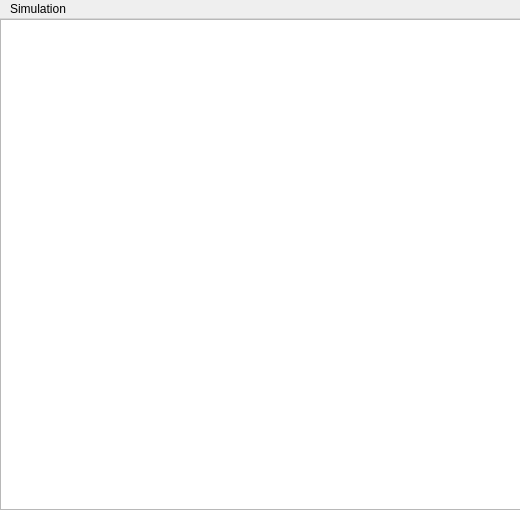
The window that metro.ui (mirelon/vlaciky) describes before a commit, drawn with Qt 5.
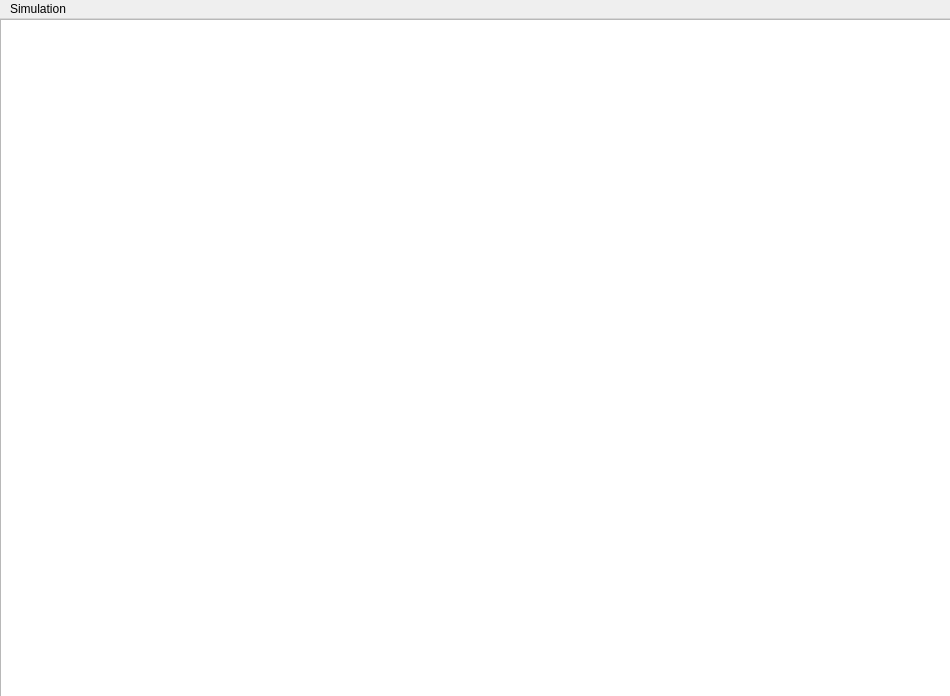
The same window after the commit.

Diff of the .ui file:
```diff
--- a/metro.ui
+++ b/metro.ui
@@ -6,8 +6,8 @@
    <rect>
     <x>0</x>
     <y>0</y>
-    <width>520</width>
-    <height>510</height>
+    <width>950</width>
+    <height>696</height>
    </rect>
   </property>
   <property name="windowTitle">
@@ -19,8 +19,8 @@
      <rect>
       <x>0</x>
       <y>0</y>
-      <width>521</width>
-      <height>491</height>
+      <width>951</width>
+      <height>681</height>
      </rect>
     </property>
    </widget>
@@ -30,7 +30,7 @@
     <rect>
      <x>0</x>
      <y>0</y>
-     <width>520</width>
+     <width>950</width>
      <height>21</height>
     </rect>
    </property>
```
